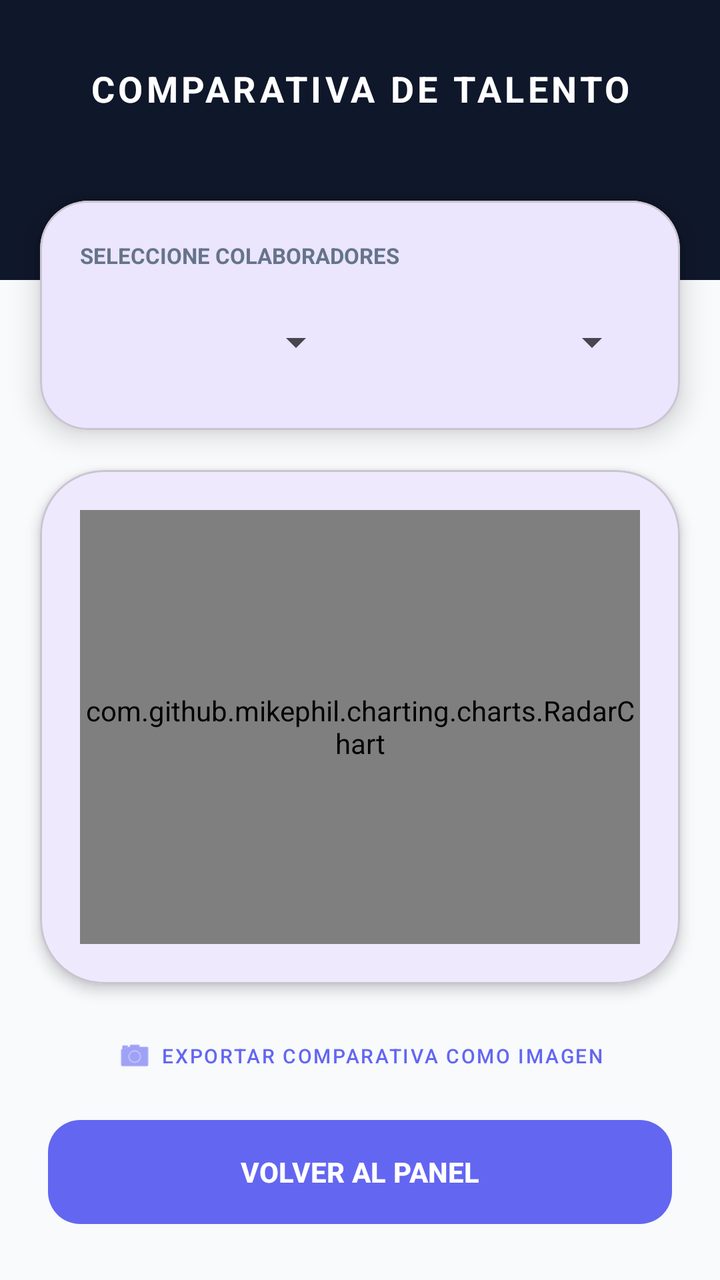
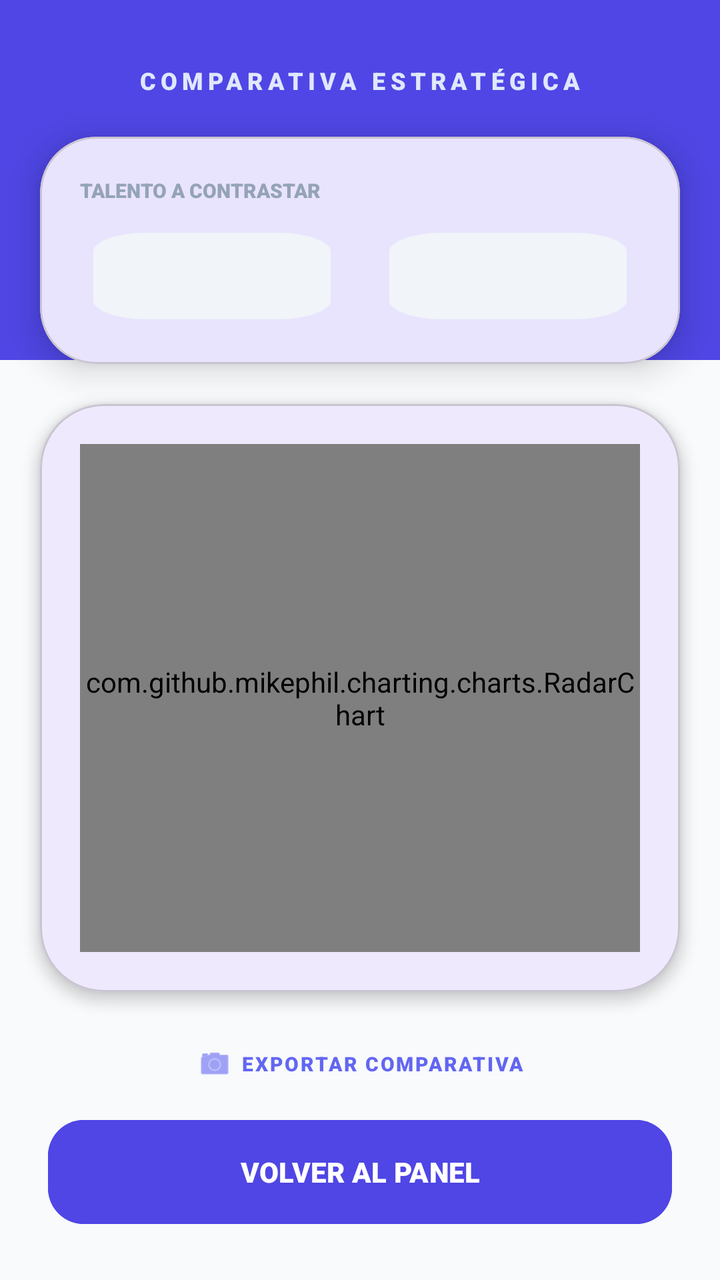

Before-and-after screenshots of an Android layout around one commit, followed by the original layout XML and the change that was made.
<!-- AndroidManifest.xml: application theme Theme.EvaluacionDeDesempeno -->
<!-- res/layout/activity_compare.xml -->
<?xml version="1.0" encoding="utf-8"?>
<androidx.constraintlayout.widget.ConstraintLayout xmlns:android="http://schemas.android.com/apk/res/android"
    xmlns:app="http://schemas.android.com/apk/res-auto"
    android:layout_width="match_parent"
    android:layout_height="match_parent"
    android:background="#F8FAFC">

    <View
        android:id="@+id/headerView"
        android:layout_width="match_parent"
        android:layout_height="140dp"
        android:background="#0F172A"
        app:layout_constraintTop_toTopOf="parent" />

    <TextView
        android:id="@+id/tvTitle"
        android:layout_width="wrap_content"
        android:layout_height="wrap_content"
        android:layout_marginTop="32dp"
        android:text="COMPARATIVA DE TALENTO"
        android:textColor="#FFFFFF"
        android:textSize="18sp"
        android:textStyle="bold"
        android:letterSpacing="0.1"
        app:layout_constraintEnd_toEndOf="parent"
        app:layout_constraintStart_toStartOf="parent"
        app:layout_constraintTop_toTopOf="parent" />

    <com.google.android.material.card.MaterialCardView
        android:id="@+id/cardSelectors"
        android:layout_width="match_parent"
        android:layout_height="wrap_content"
        android:layout_marginHorizontal="20dp"
        android:layout_marginTop="-40dp"
        app:cardCornerRadius="24dp"
        app:cardElevation="8dp"
        app:layout_constraintTop_toBottomOf="@id/headerView">

        <LinearLayout
            android:layout_width="match_parent"
            android:layout_height="wrap_content"
            android:orientation="vertical"
            android:padding="20dp">

            <TextView
                android:layout_width="wrap_content"
                android:layout_height="wrap_content"
                android:text="Seleccione Colaboradores"
                android:textColor="#64748B"
                android:textSize="11sp"
                android:textStyle="bold"
                android:textAllCaps="true"/>

            <LinearLayout
                android:layout_width="match_parent"
                android:layout_height="wrap_content"
                android:orientation="horizontal"
                android:layout_marginTop="12dp"
                android:weightSum="2">

                <Spinner
                    android:id="@+id/spinnerUserA"
                    android:layout_width="0dp"
                    android:layout_height="48dp"
                    android:layout_weight="1"
                    android:layout_marginEnd="8dp"/>

                <Spinner
                    android:id="@+id/spinnerUserB"
                    android:layout_width="0dp"
                    android:layout_height="48dp"
                    android:layout_weight="1"
                    android:layout_marginStart="8dp"/>
            </LinearLayout>
        </LinearLayout>
    </com.google.android.material.card.MaterialCardView>

    <com.google.android.material.card.MaterialCardView
        android:id="@+id/cardRadar"
        android:layout_width="match_parent"
        android:layout_height="0dp"
        android:layout_marginHorizontal="20dp"
        android:layout_marginTop="20dp"
        android:layout_marginBottom="12dp"
        app:cardCornerRadius="32dp"
        app:cardElevation="4dp"
        app:layout_constraintBottom_toTopOf="@id/btnExportCompare"
        app:layout_constraintTop_toBottomOf="@id/cardSelectors">

        <LinearLayout
            android:layout_width="match_parent"
            android:layout_height="match_parent"
            android:orientation="vertical"
            android:padding="20dp">

            <com.github.mikephil.charting.charts.RadarChart
                android:id="@+id/radarChartCompare"
                android:layout_width="match_parent"
                android:layout_height="match_parent" />
        </LinearLayout>
    </com.google.android.material.card.MaterialCardView>

    <com.google.android.material.button.MaterialButton
        android:id="@+id/btnExportCompare"
        style="@style/Widget.MaterialComponents.Button.TextButton"
        android:layout_width="wrap_content"
        android:layout_height="wrap_content"
        android:layout_marginBottom="4dp"
        android:text="Exportar Comparativa como Imagen"
        android:textColor="#6366F1"
        android:textSize="10sp"
        app:icon="@android:drawable/ic_menu_camera"
        app:iconTint="#6366F1"
        app:layout_constraintBottom_toTopOf="@id/btnClose"
        app:layout_constraintEnd_toEndOf="parent"
        app:layout_constraintStart_toStartOf="parent" />

    <com.google.android.material.button.MaterialButton
        android:id="@+id/btnClose"
        android:layout_width="match_parent"
        android:layout_height="60dp"
        android:layout_margin="24dp"
        android:text="VOLVER AL PANEL"
        android:textStyle="bold"
        app:cornerRadius="16dp"
        app:layout_constraintBottom_toBottomOf="parent"/>

</androidx.constraintlayout.widget.ConstraintLayout>
<!-- resources referenced by this layout -->
<resources>
  <style name="Theme.EvaluacionDeDesempeno" parent="Base.Theme.EvaluacionDeDesempeno" />
  <style name="Base.Theme.EvaluacionDeDesempeno" parent="Theme.Material3.Light.NoActionBar">
          <item name="colorPrimary">#6366F1</item>
          <item name="colorOnPrimary">#FFFFFF</item>
          <item name="colorSecondary">#3B82F6</item>
          <item name="colorOnSecondary">#FFFFFF</item>
          <item name="colorTertiary">#10B981</item>
          <item name="android:windowBackground">#F8FAFC</item>
          <item name="android:statusBarColor">#6366F1</item>
          <item name="android:windowLightStatusBar">false</item>
      </style>
</resources>

<!-- the commit's change to res/layout/activity_compare.xml (unified diff, before → after) -->
@@ -5,11 +5,12 @@
     android:layout_height="match_parent"
     android:background="#F8FAFC">
 
+    
     <View
         android:id="@+id/headerView"
         android:layout_width="match_parent"
-        android:layout_height="140dp"
-        android:background="#0F172A"
+        android:layout_height="180dp"
+        android:background="#4F46E5"
         app:layout_constraintTop_toTopOf="parent" />
 
     <TextView
@@ -17,24 +18,25 @@
         android:layout_width="wrap_content"
         android:layout_height="wrap_content"
         android:layout_marginTop="32dp"
-        android:text="COMPARATIVA DE TALENTO"
-        android:textColor="#FFFFFF"
-        android:textSize="18sp"
-        android:textStyle="bold"
-        android:letterSpacing="0.1"
+        android:text="COMPARATIVA ESTRATÉGICA"
+        android:textColor="#E0E7FF"
+        android:textSize="12sp"
+        android:fontFamily="sans-serif-black"
+        android:letterSpacing="0.2"
         app:layout_constraintEnd_toEndOf="parent"
         app:layout_constraintStart_toStartOf="parent"
         app:layout_constraintTop_toTopOf="parent" />
 
+    
     <com.google.android.material.card.MaterialCardView
         android:id="@+id/cardSelectors"
         android:layout_width="match_parent"
         android:layout_height="wrap_content"
         android:layout_marginHorizontal="20dp"
-        android:layout_marginTop="-40dp"
-        app:cardCornerRadius="24dp"
-        app:cardElevation="8dp"
-        app:layout_constraintTop_toBottomOf="@id/headerView">
+        android:layout_marginTop="20dp"
+        app:cardCornerRadius="28dp"
+        app:cardElevation="10dp"
+        app:layout_constraintTop_toBottomOf="@id/tvTitle">
 
         <LinearLayout
             android:layout_width="match_parent"
@@ -45,10 +47,10 @@
             <TextView
                 android:layout_width="wrap_content"
                 android:layout_height="wrap_content"
-                android:text="Seleccione Colaboradores"
-                android:textColor="#64748B"
-                android:textSize="11sp"
-                android:textStyle="bold"
+                android:text="TALENTO A CONTRASTAR"
+                android:textColor="#94A3B8"
+                android:textSize="10sp"
+                android:fontFamily="sans-serif-black"
                 android:textAllCaps="true"/>
 
             <LinearLayout
@@ -63,18 +65,23 @@
                     android:layout_width="0dp"
                     android:layout_height="48dp"
                     android:layout_weight="1"
-                    android:layout_marginEnd="8dp"/>
+                    android:layout_marginEnd="8dp"
+                    android:background="@drawable/ic_logo_insight"
+                    android:backgroundTint="#F1F5F9"/>
 
                 <Spinner
                     android:id="@+id/spinnerUserB"
                     android:layout_width="0dp"
                     android:layout_height="48dp"
                     android:layout_weight="1"
-                    android:layout_marginStart="8dp"/>
+                    android:layout_marginStart="8dp"
+                    android:background="@drawable/ic_logo_insight"
+                    android:backgroundTint="#F1F5F9"/>
             </LinearLayout>
         </LinearLayout>
     </com.google.android.material.card.MaterialCardView>
 
+    
     <com.google.android.material.card.MaterialCardView
         android:id="@+id/cardRadar"
         android:layout_width="match_parent"
@@ -105,10 +112,10 @@
         style="@style/Widget.MaterialComponents.Button.TextButton"
         android:layout_width="wrap_content"
         android:layout_height="wrap_content"
-        android:layout_marginBottom="4dp"
-        android:text="Exportar Comparativa como Imagen"
+        android:text="EXPORTAR COMPARATIVA"
         android:textColor="#6366F1"
         android:textSize="10sp"
+        android:fontFamily="sans-serif-black"
         app:icon="@android:drawable/ic_menu_camera"
         app:iconTint="#6366F1"
         app:layout_constraintBottom_toTopOf="@id/btnClose"
@@ -121,8 +128,9 @@
         android:layout_height="60dp"
         android:layout_margin="24dp"
         android:text="VOLVER AL PANEL"
-        android:textStyle="bold"
-        app:cornerRadius="16dp"
+        android:fontFamily="sans-serif-black"
+        android:backgroundTint="#4F46E5"
+        app:cornerRadius="18dp"
         app:layout_constraintBottom_toBottomOf="parent"/>
 
 </androidx.constraintlayout.widget.ConstraintLayout>
<!-- resource entries referenced after the edit -->
@@ -1,5 +1,25 @@
 <!-- resources referenced by this layout -->
 <resources>
+  <!-- drawable ic_logo_insight (drawable) -->
+  <vector xmlns:android="http://schemas.android.com/apk/res/android"
+      android:width="100dp"
+      android:height="100dp"
+      android:viewportWidth="100"
+      android:viewportHeight="100">
+      
+      <path
+          android:fillColor="#6366F1"
+          android:pathData="M25,5H75A20,20 0,0 1,95 25V75A20,20 0,0 1,75 95H25A20,20 0,0 1,5 75V25A20,20 0,0 1,25 5Z" />
+      
+      <path
+          android:fillColor="#FFFFFF"
+          android:pathData="M50,28L22,40L50,52L78,40L50,28Z" />
+      <path
+          android:strokeColor="#FFFFFF"
+          android:strokeWidth="3.5"
+          android:strokeLineCap="round"
+          android:pathData="M22,52L50,64L78,52M22,64L50,76L78,64" />
+  </vector>
   <style name="Theme.EvaluacionDeDesempeno" parent="Base.Theme.EvaluacionDeDesempeno" />
   <style name="Base.Theme.EvaluacionDeDesempeno" parent="Theme.Material3.Light.NoActionBar">
           <item name="colorPrimary">#6366F1</item>
